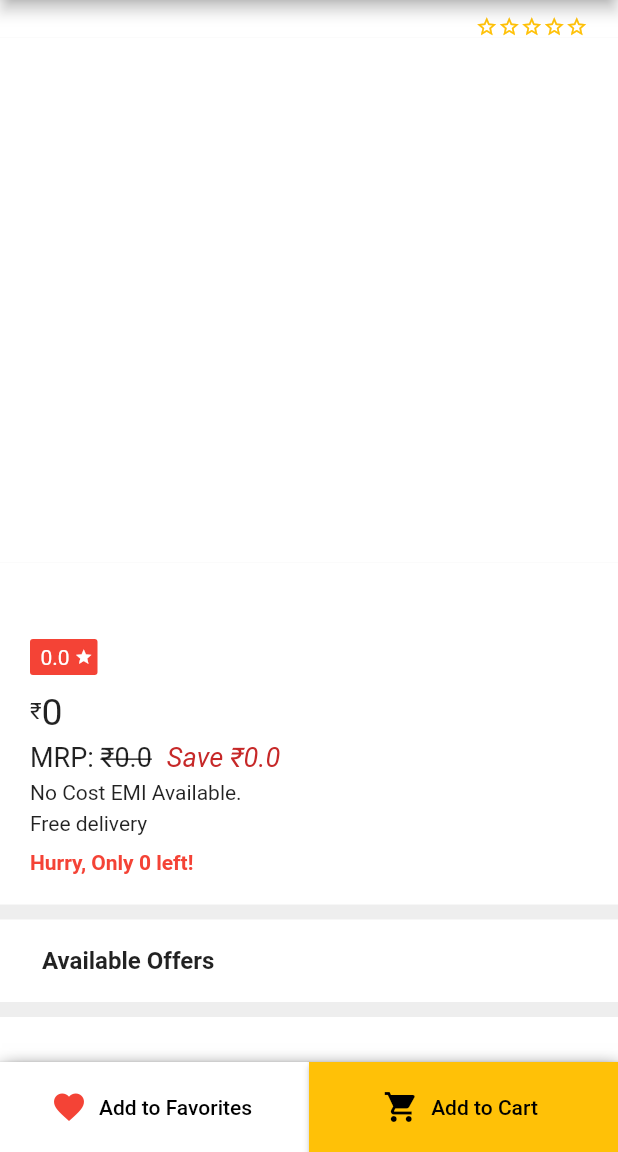
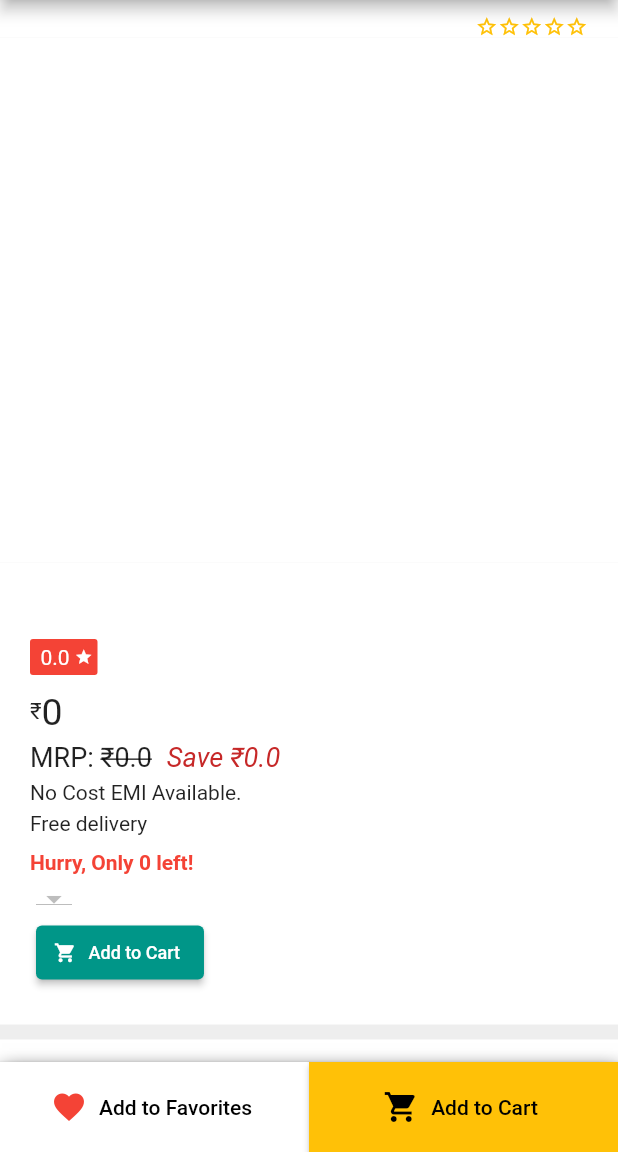
Before and after one commit to niravchavda99/ShopApp, a Flutter app: the ProductDetailScreen screen opened directly with empty values, on a phone screen of 412 x 824 dp, the part 84-1236 px from its top. Run offline on Flutter 3.47's test engine with Material 2 defaults, Android fonts, the phone set to English and light mode, and no system bars; our stand-ins replace shared_preferences; accounts and stored records are empty.

Commit message:
Working on cart

```diff
--- a/shop_app/lib/models/CartItem.dart
+++ b/shop_app/lib/models/CartItem.dart
@@ -1,14 +1,10 @@
 import 'package:flutter/material.dart';
 
 class CartItem {
-  final String id;
-  final String productId;
   final double price;
   final int qty;
 
   CartItem({
-    @required this.id,
-    @required this.productId,
     @required this.price,
     @required this.qty,
   });
--- a/shop_app/lib/models/User.dart
+++ b/shop_app/lib/models/User.dart
@@ -4,10 +4,12 @@ class User {
   final String username;
   final String email;
   final String password;
+  final String name;
 
   User({
     @required this.username,
     @required this.email,
     @required this.password,
+    @required this.name,
   });
 }
--- a/shop_app/lib/providers/Auth.dart
+++ b/shop_app/lib/providers/Auth.dart
@@ -28,7 +28,7 @@ class Auth with ChangeNotifier {
   }
 
   User get user {
-    Users.findUser(username, email);
+    return Users.findUser(username, email);
   }
 
   Future<void> _authenticate(
--- a/shop_app/lib/providers/Users.dart
+++ b/shop_app/lib/providers/Users.dart
@@ -8,16 +8,19 @@ class Users with ChangeNotifier {
       email: 'test1@test.com',
       password: 'testtest1',
       username: 'test1',
+      name: 'Test User 1',
     ),
     User(
       email: 'test2@test.com',
       password: 'testtest2',
       username: 'test2',
+      name: 'Test User 2',
     ),
     User(
       email: 'test3@test.com',
       password: 'testtest3',
       username: 'test3',
+      name: 'Test User 3',
     ),
   ];
 
--- a/shop_app/lib/screens/AuthScreen.dart
+++ b/shop_app/lib/screens/AuthScreen.dart
@@ -207,6 +207,7 @@ class _AuthScreenState extends State<AuthScreen> {
       minimumSize: MaterialStateProperty.resolveWith((_) => Size(40, 40)),
       foregroundColor: MaterialStateProperty.resolveWith((_) => fgColor),
       backgroundColor: MaterialStateProperty.resolveWith((_) => bgColor),
+      elevation: MaterialStateProperty.resolveWith((_) => 5),
     );
   }
 }
--- a/shop_app/lib/screens/ProductDetailScreen.dart
+++ b/shop_app/lib/screens/ProductDetailScreen.dart
@@ -4,7 +4,10 @@ import 'package:provider/provider.dart';
 import 'package:shop_app/models/Offer.dart';
 import 'package:shop_app/models/Product.dart';
 import 'package:shop_app/providers/Auth.dart';
+import 'package:shop_app/providers/Cart.dart';
 import 'package:shop_app/providers/Favorites.dart';
+import 'package:shop_app/utils/Utils.dart';
+import 'package:shop_app/widgets/AddToCartDropdown.dart';
 import 'package:shop_app/widgets/ProductRating.dart';
 
 class ProductDetailScreen extends StatefulWidget {
@@ -24,9 +27,6 @@ class _ProductDetailScreenState extends State<ProductDetailScreen> {
     final product = ModalRoute.of(context).settings.arguments as Product;
     final imagesCount = product.imageUrl.length;
     final username = Provider.of<Auth>(context, listen: false).username;
-    final discountedPrice =
-        (product.price - (product.price * product.discount / 100)).toInt();
-    final discountGiven = product.price - discountedPrice;
 
     setState(() {
       isFavorite =
@@ -66,10 +66,32 @@ class _ProductDetailScreenState extends State<ProductDetailScreen> {
                     child: _buildImageCarousel(imagesCount, context, product),
                     color: Colors.white,
                   ),
-                  Container(
+                  _buildInfo(product),
+                  SizedBox(height: 10),
+                  _buildOffers(product),
+                  SizedBox(height: 10),
+                  _buildDescription(product),
+                  SizedBox(height: 10),
+                  _buildHighlights(product),
+                  SizedBox(height: 10),
+                ],
+              ),
+            ),
+          ),
+          _buildBottomButtons(context, username, product),
+        ],
+      ),
+    );
+  }
+
+  Widget _buildInfo(Product product) {
+    final discountedPrice =
+        (product.price - (product.price * product.discount / 100)).toInt();
+    final discountGiven = product.price - discountedPrice;
+
+    return Container(
       color: Colors.white,
-                    padding:
-                        const EdgeInsets.only(left: 20, top: 20, bottom: 20),
+      padding: const EdgeInsets.only(left: 20, top: 20, bottom: 20),
       child: Column(
         crossAxisAlignment: CrossAxisAlignment.start,
         children: [
@@ -133,18 +155,65 @@ class _ProductDetailScreenState extends State<ProductDetailScreen> {
                     fontWeight: FontWeight.bold,
                   ),
                 ),
+          AddToCartDropdown(product: product),
+        ],
+      ),
+    );
+  }
+
+  Widget _buildHighlights(Product product) {
+    return Container(
+      color: Colors.white,
+      width: double.infinity,
+      alignment: Alignment.centerLeft,
+      padding: const EdgeInsets.only(left: 20, top: 10, bottom: 10),
+      child: Column(
+        children: [
+          Container(
+            alignment: Alignment.centerLeft,
+            padding: const EdgeInsets.symmetric(vertical: 20),
+            child: Text(
+              'Highlights',
+              style: TextStyle(
+                fontWeight: FontWeight.bold,
+                fontSize: 18,
+              ),
+            ),
+          ),
+          Divider(),
+          ...product.features.entries
+              .map((e) => Column(
+                    children: [
+                      Padding(
+                        padding: const EdgeInsets.all(8.0),
+                        child: Row(
+                          children: [
+                            Expanded(
+                                child: Text(
+                              e.key,
+                              style: TextStyle(
+                                fontWeight: FontWeight.bold,
+                              ),
+                            )),
+                            Expanded(child: Text(e.value)),
                           ],
                         ),
                       ),
-                  SizedBox(height: 10),
-                  _buildOffers(product),
-                  SizedBox(height: 10),
-                  Container(
+                      Divider(),
+                    ],
+                  ))
+              .toList(),
+        ],
+      ),
+    );
+  }
+
+  Widget _buildDescription(Product product) {
+    return Container(
       color: Colors.white,
       width: double.infinity,
       alignment: Alignment.centerLeft,
-                    padding:
-                        const EdgeInsets.only(left: 20, top: 10, bottom: 10),
+      padding: const EdgeInsets.only(left: 20, top: 10, bottom: 10),
       child: Column(
         children: [
           Container(
@@ -154,22 +223,25 @@ class _ProductDetailScreenState extends State<ProductDetailScreen> {
               'Description',
               style: TextStyle(
                 fontWeight: FontWeight.bold,
-                              fontSize: 16,
+                fontSize: 18,
               ),
             ),
           ),
           Text(product.description),
         ],
       ),
-                  ),
-                  SizedBox(height: 10),
-                ],
-              ),
-            ),
-          ),
-          _buildBottomButtons(context, username, product),
-        ],
-      ),
+    );
+  }
+
+  ButtonStyle _getButtonStyle(Color fgColor, Color bgColor, Color ovColor) {
+    return ButtonStyle(
+      shape: MaterialStateProperty.resolveWith(
+          (_) => RoundedRectangleBorder(borderRadius: BorderRadius.zero)),
+      overlayColor: MaterialStateProperty.resolveWith((_) => ovColor),
+      minimumSize: MaterialStateProperty.resolveWith((_) => Size(60, 60)),
+      backgroundColor: MaterialStateProperty.resolveWith((_) => bgColor),
+      foregroundColor: MaterialStateProperty.resolveWith((_) => fgColor),
+      tapTargetSize: MaterialTapTargetSize.shrinkWrap,
     );
   }
 
@@ -194,19 +266,8 @@ class _ProductDetailScreenState extends State<ProductDetailScreen> {
               ),
               label:
                   Text(!isFavorite ? 'Add to Favorites' : 'Added to Favorites'),
-              style: ButtonStyle(
-                shape: MaterialStateProperty.resolveWith((_) =>
-                    RoundedRectangleBorder(borderRadius: BorderRadius.zero)),
-                overlayColor: MaterialStateProperty.resolveWith(
-                    (_) => Theme.of(context).accentColor.withOpacity(0.3)),
-                minimumSize:
-                    MaterialStateProperty.resolveWith((_) => Size(60, 60)),
-                backgroundColor:
-                    MaterialStateProperty.resolveWith((_) => Colors.white),
-                foregroundColor:
-                    MaterialStateProperty.resolveWith((_) => Colors.black),
-                tapTargetSize: MaterialTapTargetSize.shrinkWrap,
-              ),
+              style: _getButtonStyle(Colors.black, Colors.white,
+                  Theme.of(context).accentColor.withOpacity(0.3)),
               onPressed: () {
                 setState(() {
                   if (!isFavorite)
@@ -224,20 +285,15 @@ class _ProductDetailScreenState extends State<ProductDetailScreen> {
             child: ElevatedButton.icon(
               icon: Icon(Icons.shopping_cart),
               label: Text('Add to Cart'),
-              style: ButtonStyle(
-                shape: MaterialStateProperty.resolveWith((_) =>
-                    RoundedRectangleBorder(borderRadius: BorderRadius.zero)),
-                overlayColor: MaterialStateProperty.resolveWith(
-                    (_) => Colors.white.withOpacity(0.3)),
-                minimumSize:
-                    MaterialStateProperty.resolveWith((_) => Size(60, 60)),
-                backgroundColor: MaterialStateProperty.resolveWith(
-                    (_) => Theme.of(context).accentColor),
-                foregroundColor:
-                    MaterialStateProperty.resolveWith((_) => Colors.black),
-                tapTargetSize: MaterialTapTargetSize.shrinkWrap,
-              ),
-              onPressed: () {},
+              style: _getButtonStyle(Colors.black,
+                  Theme.of(context).accentColor, Colors.white.withOpacity(0.3)),
+              onPressed: () async {
+                await Provider.of<Cart>(context, listen: false).addItem(
+                    productId: product.id, price: product.price, qty: 1);
+
+                Utils.showErrorDialog(context, 'Added to Cart',
+                    'Added ${product.title} to cart.');
+              },
             ),
           ),
         ],
@@ -297,7 +353,7 @@ class _ProductDetailScreenState extends State<ProductDetailScreen> {
               'Available Offers',
               style: TextStyle(
                 fontWeight: FontWeight.bold,
-                fontSize: 16,
+                fontSize: 18,
               ),
             ),
           ),
--- /dev/null
+++ b/shop_app/lib/widgets/AddToCartDropdown.dart
@@ -0,0 +1,66 @@
+import 'package:flutter/material.dart';
+import 'package:provider/provider.dart';
+import 'package:shop_app/models/Product.dart';
+import 'package:shop_app/providers/Cart.dart';
+import 'package:shop_app/utils/Utils.dart';
+
+class AddToCartDropdown extends StatefulWidget {
+  final Product product;
+
+  AddToCartDropdown({Key key, this.product}) : super(key: key);
+
+  @override
+  _AddToCartDropdownState createState() => _AddToCartDropdownState();
+}
+
+class _AddToCartDropdownState extends State<AddToCartDropdown> {
+  int _selectedValue = 1;
+
+  @override
+  Widget build(BuildContext context) {
+    return Container(
+      padding: const EdgeInsets.all(4),
+      child: Column(
+        crossAxisAlignment: CrossAxisAlignment.start,
+        children: [
+          DropdownButton(
+            value: _selectedValue,
+            items: List<int>.generate(
+                    widget.product.numberInStock > 10
+                        ? 10
+                        : widget.product.numberInStock,
+                    (i) => i + 1)
+                .map((i) =>
+                    DropdownMenuItem(child: Text(i.toString()), value: i))
+                .toList(),
+            onChanged: (value) {
+              setState(() {
+                _selectedValue = value;
+              });
+            },
+          ),
+          ElevatedButton.icon(
+            onPressed: () async {
+              await Provider.of<Cart>(context, listen: false).addItem(
+                productId: widget.product.id,
+                price: widget.product.price,
+                qty: _selectedValue,
+              );
+
+              Utils.showErrorDialog(
+                  context, 'Added to Cart', 'Added $_selectedValue item(s).');
+            },
+            icon: Icon(
+              Icons.shopping_cart,
+              size: 15,
+            ),
+            label: Text(
+              'Add to Cart',
+              style: TextStyle(fontSize: 12),
+            ),
+          ),
+        ],
+      ),
+    );
+  }
+}
--- a/shop_app/lib/widgets/MainDrawer.dart
+++ b/shop_app/lib/widgets/MainDrawer.dart
@@ -8,13 +8,13 @@ class MainDrawer extends StatelessWidget {
 
   @override
   Widget build(BuildContext context) {
-    final username = Provider.of<Auth>(context, listen: false).username;
+    final name = Provider.of<Auth>(context, listen: false).user.name;
 
     return Drawer(
       child: Column(
         children: [
           AppBar(
-            title: Text('Hello $username!'),
+            title: Text('Hello $name!'),
             automaticallyImplyLeading: false,
           ),
           InkWell(
```
Also changed, not shown: shop_app/lib/providers/Cart.dart (+1 -7 lines), shop_app/lib/screens/CartScreen.dart (+154 -0 lines), shop_app/lib/utils/Utils.dart (+19 -0 lines). Lines whose indentation alone changed are shown as unchanged.
